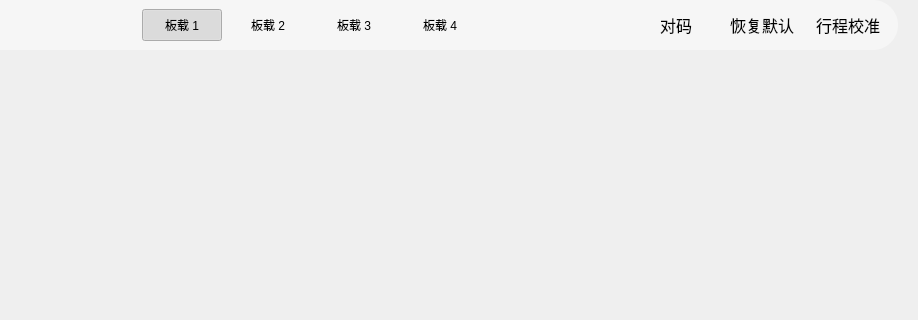
Before: the Qt Designer form FrameDeviceHolder.ui in wlffeng2008/AkkoStudio, drawn with Qt 5; both pictures show x 273 to 1191 and y 0 to 320 of the 1191 by 744 pixel window.
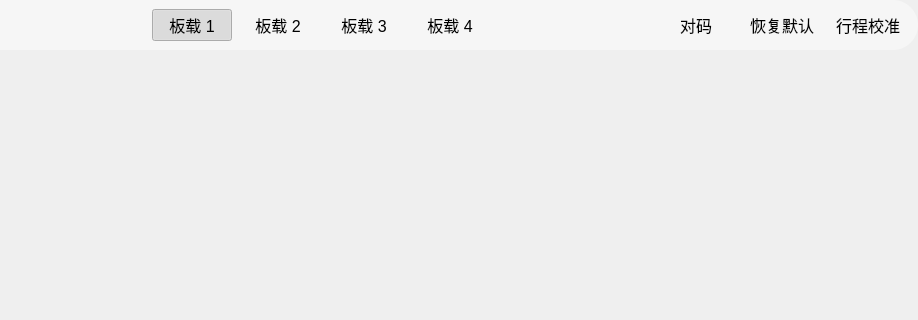
After: the same form once the commit is applied. Icons and pictures are not drawn. Custom widgets are drawn as their Qt base class.

The edit to the form file:
```diff
--- a/FrameDeviceHolder.ui
+++ b/FrameDeviceHolder.ui
@@ -324,13 +324,13 @@
    <item>
     <layout class="QVBoxLayout" name="verticalLayout" stretch="0,1">
      <property name="spacing">
-      <number>10</number>
+      <number>15</number>
      </property>
      <property name="rightMargin">
-      <number>20</number>
+      <number>0</number>
      </property>
      <property name="bottomMargin">
-      <number>20</number>
+      <number>0</number>
      </property>
      <item>
       <widget class="QFrame" name="FrameToolbar">
@@ -424,6 +424,11 @@
             <height>32</height>
            </size>
           </property>
+          <property name="font">
+           <font>
+            <pointsize>12</pointsize>
+           </font>
+          </property>
           <property name="cursor">
            <cursorShape>PointingHandCursor</cursorShape>
           </property>
@@ -455,6 +460,11 @@
             <height>32</height>
            </size>
           </property>
+          <property name="font">
+           <font>
+            <pointsize>12</pointsize>
+           </font>
+          </property>
           <property name="cursor">
            <cursorShape>PointingHandCursor</cursorShape>
           </property>
@@ -483,6 +493,11 @@
             <height>32</height>
            </size>
           </property>
+          <property name="font">
+           <font>
+            <pointsize>12</pointsize>
+           </font>
+          </property>
           <property name="cursor">
            <cursorShape>PointingHandCursor</cursorShape>
           </property>
@@ -511,6 +526,11 @@
             <height>32</height>
            </size>
           </property>
+          <property name="font">
+           <font>
+            <pointsize>12</pointsize>
+           </font>
+          </property>
           <property name="cursor">
            <cursorShape>PointingHandCursor</cursorShape>
           </property>
```
Left out of the diff: 55 changed lines with no effect on the pictures.
